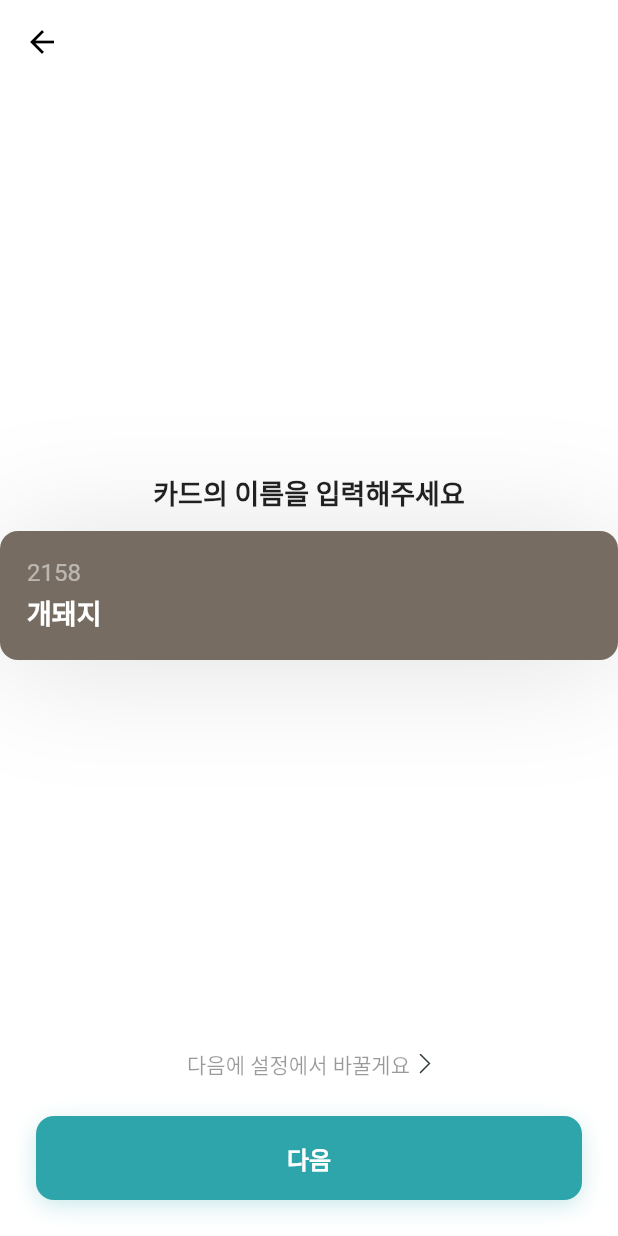
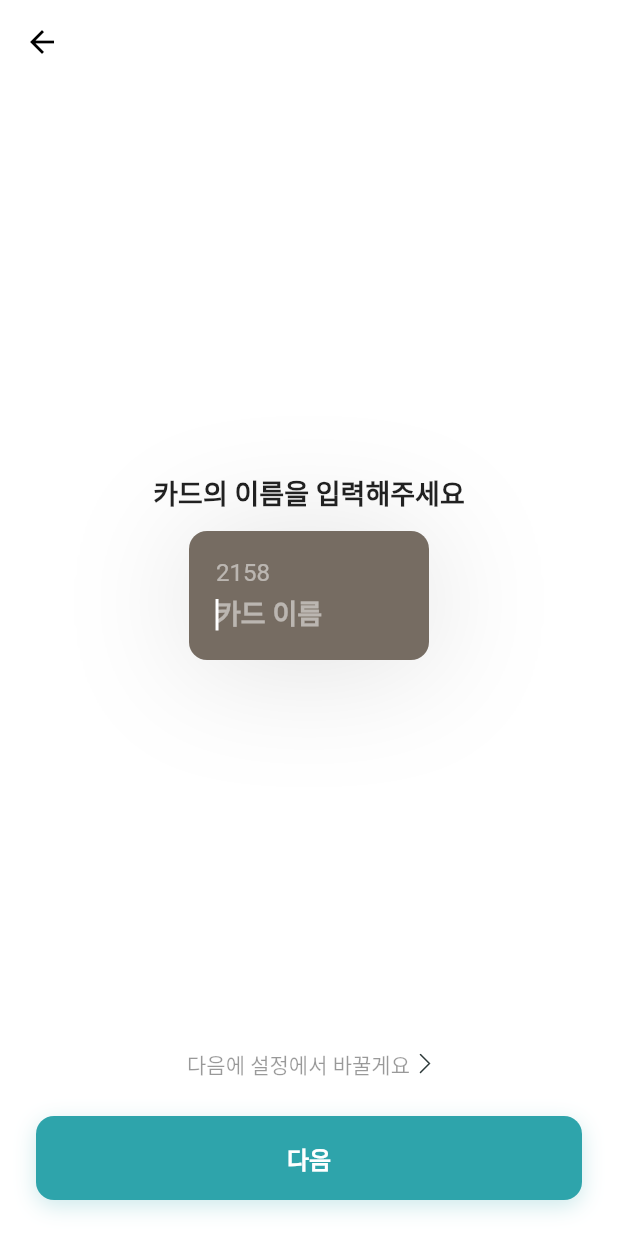
Before and after one commit to dimipay/dimipay_flutter, a Flutter app: the EditCardNamePage screen opened by its route, on a phone screen of 412 x 824 dp. Run offline on Flutter 3.47's test engine with Material 2 defaults, Android fonts, the phone set to English and light mode, and no system bars; our stand-ins replace flutter_svg, get; Roboto replaces fonts that are missing (Pretendard).

Commit message:
EditCardPage redesign 구현

```diff
--- a/lib/app/modules/edit_card_name/page.dart
+++ b/lib/app/modules/edit_card_name/page.dart
@@ -1,6 +1,5 @@
 import 'package:dimipay/app/routes/routes.dart';
 import 'package:dimipay/app/widgets/button.dart';
-import 'package:dimipay/app/widgets/payment.dart';
 import 'package:flutter/material.dart';
 import 'package:flutter_svg/svg.dart';
 import 'package:get/get.dart';
@@ -30,10 +29,34 @@ class EditCardNamePage extends StatelessWidget {
                     onTap: () {
                       textFieldFocusNode.requestFocus();
                     },
-                    child: const DPPaymentCard(
-                      color: Color(0xFF766C62),
-                      cardName: '개돼지',
-                      cardNumber: '2158',
+                    child: Container(
+                      width: 160,
+                      padding: const EdgeInsets.all(18),
+                      decoration: BoxDecoration(
+                        borderRadius: BorderRadius.circular(12),
+                        color: const Color(0xFF766C62),
+                        boxShadow: const [BoxShadow(color: Color.fromRGBO(0, 0, 0, 0.12), offset: Offset(0, 4), blurRadius: 72)],
+                      ),
+                      child: Column(
+                        crossAxisAlignment: CrossAxisAlignment.start,
+                        children: [
+                          const Text('2158', style: TextStyle(fontSize: 16, color: Color.fromRGBO(255, 255, 255, 0.5))),
+                          const SizedBox(height: 4),
+                          TextField(
+                            autofocus: true,
+                            focusNode: textFieldFocusNode,
+                            cursorColor: Colors.white,
+                            style: const TextStyle(fontSize: 18, fontWeight: FontWeight.bold, color: Colors.white),
+                            decoration: const InputDecoration(
+                              isDense: true,
+                              contentPadding: EdgeInsets.all(0),
+                              border: InputBorder.none,
+                              hintText: '카드 이름',
+                              hintStyle: TextStyle(fontSize: 18, fontWeight: FontWeight.bold, color: Color.fromRGBO(255, 255, 255, 0.5)),
+                            ),
+                          ),
+                        ],
+                      ),
                     ),
                   ),
                 ],
```
